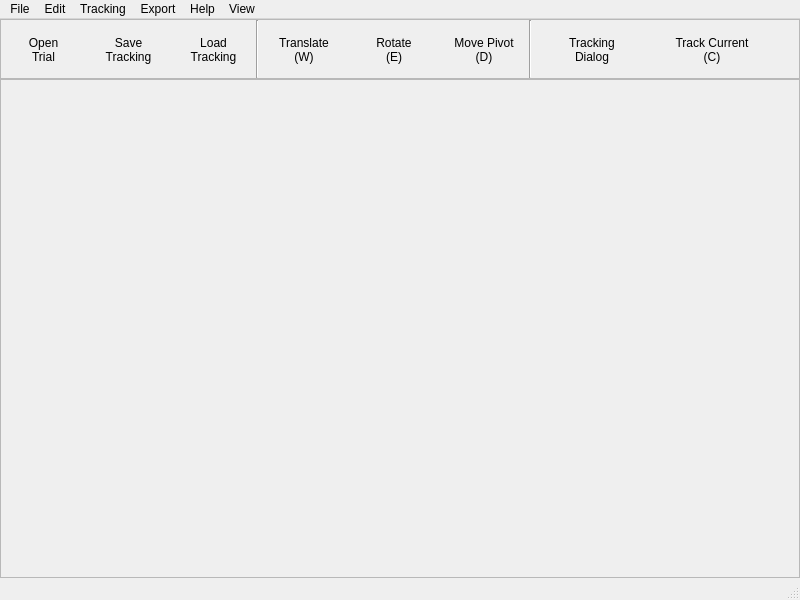
Above: autoscoper/src/ui/ui-files/AutoscoperMainWindow.ui from BrownBiomechanics/Autoscoper before the change. Below: the same form after it.
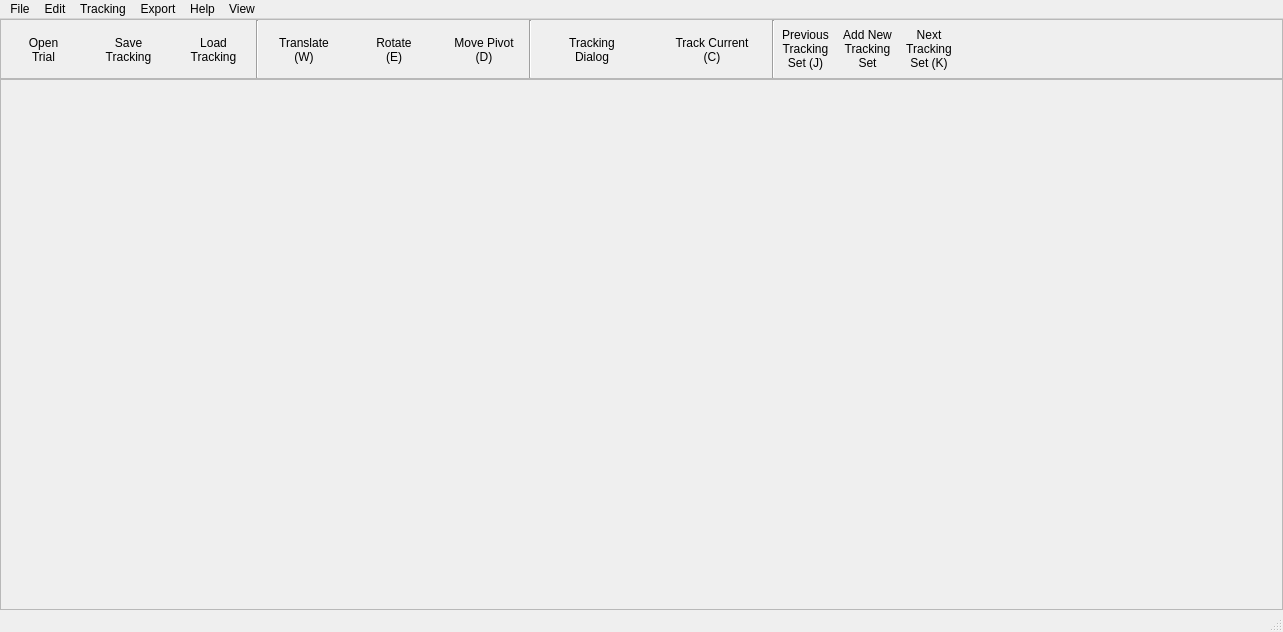
That is the form after the change. Icons and pictures are not drawn.

Commit message: ENH: Support loading and swapping between multiple tracking files

```diff
--- a/autoscoper/src/ui/ui-files/AutoscoperMainWindow.ui
+++ b/autoscoper/src/ui/ui-files/AutoscoperMainWindow.ui
@@ -7,8 +7,8 @@
    <rect>
     <x>0</x>
     <y>0</y>
-    <width>800</width>
-    <height>600</height>
+    <width>1283</width>
+    <height>632</height>
    </rect>
   </property>
   <property name="minimumSize">
@@ -384,6 +384,49 @@
          </property>
         </widget>
        </item>
+       <item>
+        <widget class="Line" name="line_2">
+         <property name="orientation">
+          <enum>Qt::Vertical</enum>
+         </property>
+        </widget>
+       </item>
+       <item>
+        <widget class="QToolButton" name="toolButtonPreviousCurveSet">
+         <property name="text">
+          <string>Previous
+Tracking
+Set (J)</string>
+         </property>
+         <property name="autoRaise">
+          <bool>true</bool>
+         </property>
+        </widget>
+       </item>
+       <item>
+        <widget class="QToolButton" name="toolButtonAddNewCurveSet">
+         <property name="text">
+          <string>Add New
+Tracking
+Set</string>
+         </property>
+         <property name="autoRaise">
+          <bool>true</bool>
+         </property>
+        </widget>
+       </item>
+       <item>
+        <widget class="QToolButton" name="toolButtonNextCurveSet">
+         <property name="text">
+          <string>Next
+Tracking
+Set (K)</string>
+         </property>
+         <property name="autoRaise">
+          <bool>true</bool>
+         </property>
+        </widget>
+       </item>
        <item>
         <spacer name="horizontalSpacer">
          <property name="orientation">
@@ -410,7 +453,7 @@
     <rect>
      <x>0</x>
      <y>0</y>
-     <width>800</width>
+     <width>1283</width>
      <height>25</height>
     </rect>
    </property>
```
The commit also changes 6 other files.
